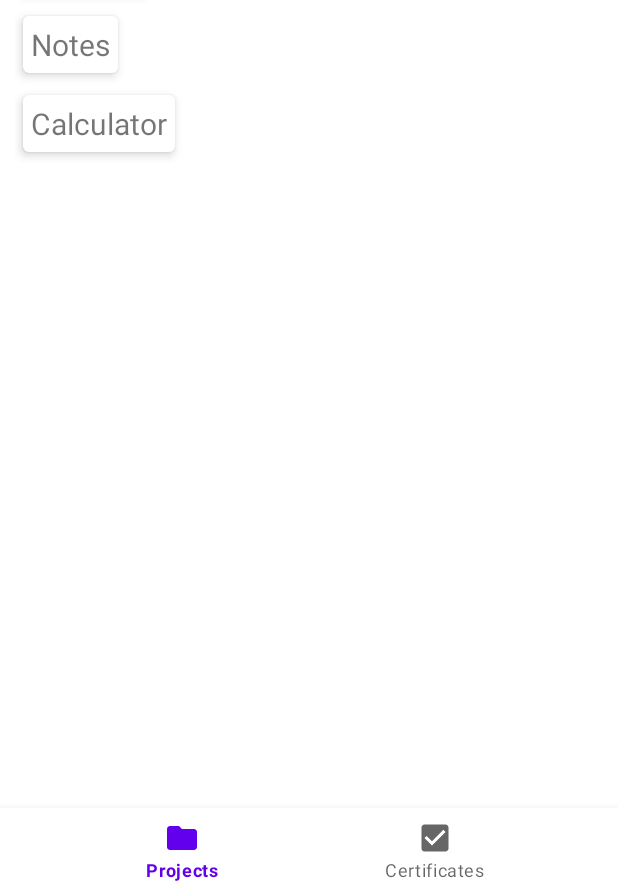
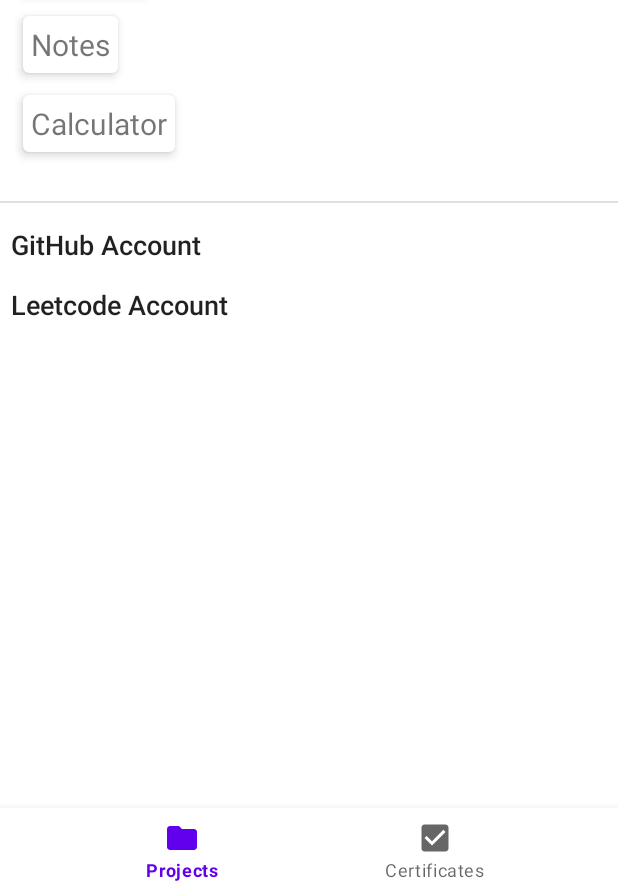
Before and after one commit to Kavertx/ResumeApp, an Android app: the screen it shows after launch (MainActivity), on a phone screen of 412 x 824 dp, the part 344-1236 px from its top. Run offline under Robolectric (Android 15) with nearby library versions, the phone set to English and light mode, and no system bars; our stand-ins replace navigation-ui.

Commit message:
Added textViews that link to my github and leetcode profiles within the ProjectsFragment

```diff
--- a/app/src/main/java/com/example/resume/MainActivity.kt
+++ b/app/src/main/java/com/example/resume/MainActivity.kt
@@ -26,7 +26,7 @@ class MainActivity : AppCompatActivity() {
         // menu should be considered as top level destinations.
         val appBarConfiguration = AppBarConfiguration(
             setOf(
-                R.id.navigation_projects, R.id.navigation_certificates
+                R.id.navigation_projects, R.id.navigation_certificates,
             )
         )
         setupActionBarWithNavController(navController, appBarConfiguration)
--- a/app/src/main/java/com/example/resume/ui/projects/ProjectsFragment.kt
+++ b/app/src/main/java/com/example/resume/ui/projects/ProjectsFragment.kt
@@ -1,18 +1,17 @@
 package com.example.resume.ui.projects
 
-import android.content.Context
+import android.content.Intent
+import android.net.Uri
 import android.os.Bundle
 import android.view.LayoutInflater
 import android.view.View
 import android.view.ViewGroup
-import android.widget.Adapter
 import android.widget.AdapterView
 import android.widget.ArrayAdapter
 import android.widget.Spinner
 import android.widget.TextView
 import androidx.fragment.app.Fragment
 import androidx.fragment.app.activityViewModels
-import androidx.lifecycle.ViewModelProvider
 import androidx.recyclerview.widget.LinearLayoutManager
 import com.example.resume.R
 import com.example.resume.databinding.FragmentProjectsBinding
@@ -38,6 +37,20 @@ class ProjectsFragment : Fragment() {
     }
 
     override fun onViewCreated(view: View, savedInstanceState: Bundle?) {
+
+        val github: TextView = binding.github
+        github.setOnClickListener{
+            val uri = Uri.parse(githubAccountUri)
+            val intent = Intent(Intent.ACTION_VIEW, uri)
+            startActivity(intent)
+        }
+        val leetcode: TextView = binding.leetcode
+        leetcode.setOnClickListener{
+            val uri = Uri.parse(leetcodeAccountUri)
+            val intent = Intent(Intent.ACTION_VIEW, uri)
+            startActivity(intent)
+        }
+
         val spinner: Spinner = binding.spinnerAndroid
         ArrayAdapter.createFromResource(
             this.requireContext(),
@@ -74,5 +87,9 @@ class ProjectsFragment : Fragment() {
         _binding = null
     }
 
+    companion object{
+        val githubAccountUri = "https://github.com/Kavertx/"
+        val leetcodeAccountUri = "https://leetcode.com/Kavertx/"
+    }
 
 }
--- a/app/src/main/java/com/example/resume/ui/projects/ProjectsViewModel.kt
+++ b/app/src/main/java/com/example/resume/ui/projects/ProjectsViewModel.kt
@@ -13,6 +13,8 @@ class ProjectsViewModel : ViewModel() {
     val androidProjectsList = arrayOf<Project>(resume, notes, calculator)
     val webProjectsList = arrayOf<Project>()
     val desktopProjectsList = arrayOf<Project>()
+
+
 }
 
 
--- a/app/src/main/res/layout/fragment_projects.xml
+++ b/app/src/main/res/layout/fragment_projects.xml
@@ -28,4 +28,38 @@
         app:layout_constraintTop_toBottomOf="@id/spinner_Android"
         android:padding="10dp"/>
 
+    <View
+        android:id="@+id/divider"
+        android:layout_width="match_parent"
+        android:layout_height="1dp"
+        android:background="?android:attr/listDivider"
+        app:layout_constraintEnd_toEndOf="parent"
+        app:layout_constraintStart_toStartOf="parent"
+        app:layout_constraintTop_toBottomOf="@+id/projects_recycler_view"
+        android:layout_marginTop="15dp" />
+
+    <TextView
+        android:id="@+id/github"
+        android:layout_width="wrap_content"
+        android:layout_height="wrap_content"
+        android:layout_marginStart="7dp"
+        android:layout_marginTop="15dp"
+        android:text="GitHub Account"
+        android:textAppearance="@style/TextAppearance.AppCompat.Body2"
+        android:textSize="18sp"
+        app:layout_constraintStart_toStartOf="parent"
+        app:layout_constraintTop_toBottomOf="@+id/divider" />
+
+    <TextView
+        android:id="@+id/leetcode"
+        android:layout_width="wrap_content"
+        android:layout_height="wrap_content"
+        android:layout_marginStart="7dp"
+        android:layout_marginTop="15dp"
+        android:text="Leetcode Account"
+        android:textAppearance="@style/TextAppearance.AppCompat.Body2"
+        android:textSize="18sp"
+        app:layout_constraintStart_toStartOf="parent"
+        app:layout_constraintTop_toBottomOf="@+id/github"/>
+
 </androidx.constraintlayout.widget.ConstraintLayout>
```
